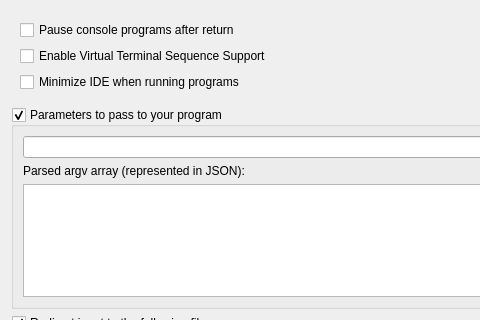
The window that RedPandaIDE/settingsdialog/executorgeneralwidget.ui (royqh1979/RedPanda-CPP) describes before a commit, drawn with Qt 5; both pictures show x 0 to 480 and y 0 to 320 of the 617 by 449 pixel window.
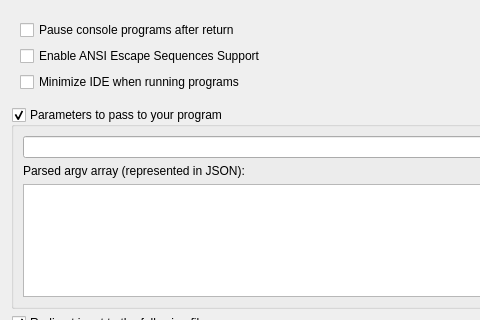
The same window after the commit.

What changed in the file:
```diff
--- a/RedPandaIDE/settingsdialog/executorgeneralwidget.ui
+++ b/RedPandaIDE/settingsdialog/executorgeneralwidget.ui
@@ -27,7 +27,7 @@
       <item>
        <widget class="QCheckBox" name="chkVTSeq">
         <property name="text">
-         <string>Enable Virtual Terminal Sequence Support</string>
+         <string>Enable ANSI Escape Sequences Support</string>
         </property>
        </widget>
       </item>
```
Left out of the diff: 4 changed lines with no effect on the pictures.
